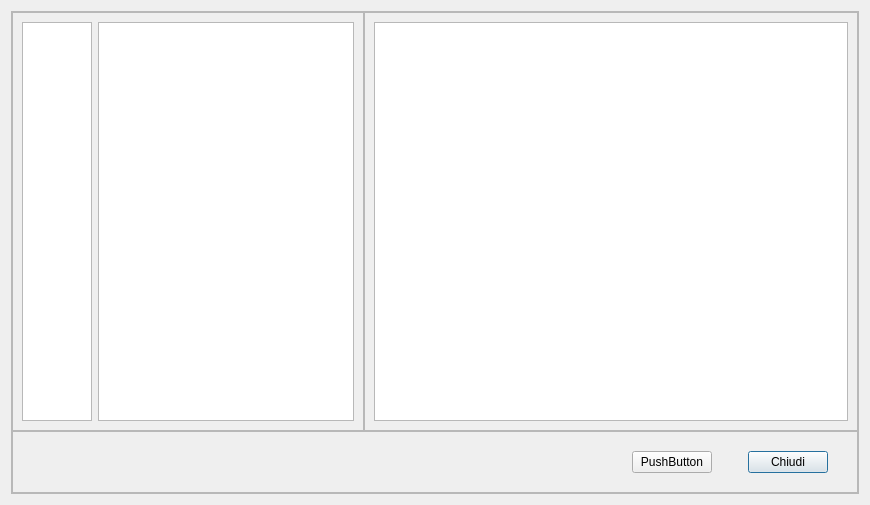
This is browsercopertine.ui in simon-r/LeScienze500 as Qt 5 draws it before an edit. The edited form follows.
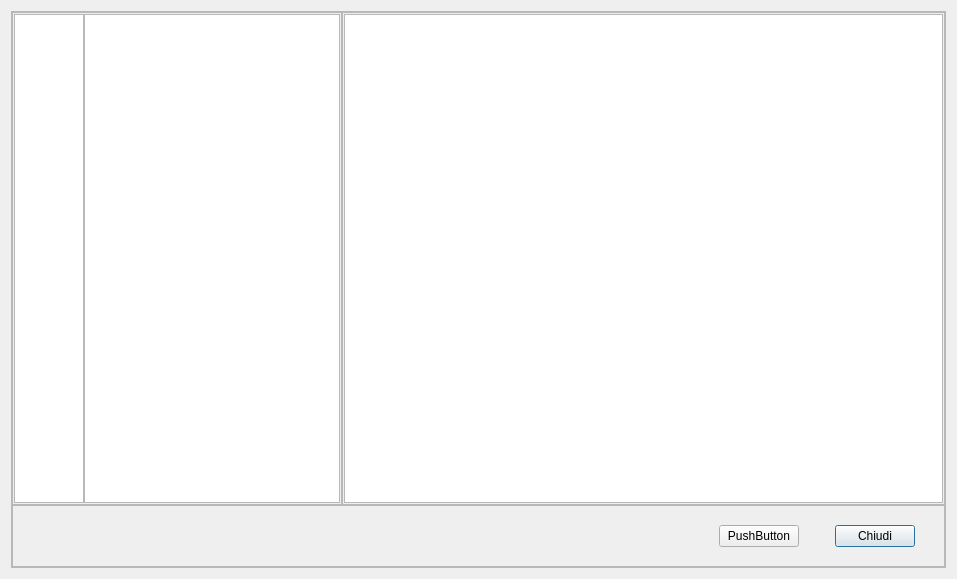
This is the edited form. Icons and pictures are not drawn.

Patch:
```diff
--- a/browsercopertine.ui
+++ b/browsercopertine.ui
@@ -6,8 +6,8 @@
    <rect>
     <x>0</x>
     <y>0</y>
-    <width>870</width>
-    <height>505</height>
+    <width>957</width>
+    <height>579</height>
    </rect>
   </property>
   <property name="windowTitle">
@@ -28,8 +28,8 @@
        <rect>
         <x>0</x>
         <y>0</y>
-        <width>856</width>
-        <height>491</height>
+        <width>943</width>
+        <height>565</height>
        </rect>
       </property>
       <layout class="QGridLayout" name="gridLayout">
@@ -157,7 +157,16 @@
           <enum>QFrame::Raised</enum>
          </property>
          <layout class="QGridLayout" name="gridLayout_4">
-          <item row="0" column="0">
+          <property name="margin">
+           <number>1</number>
+          </property>
+          <property name="spacing">
+           <number>0</number>
+          </property>
+          <item row="0" column="2">
+           <widget class="QTextBrowser" name="MostraRiviste"/>
+          </item>
+          <item row="0" column="1">
            <widget class="QListWidget" name="ListaAnni">
             <property name="maximumSize">
              <size>
@@ -170,9 +179,6 @@
             </property>
            </widget>
           </item>
-          <item row="0" column="1">
-           <widget class="QTextBrowser" name="MostraRiviste"/>
-          </item>
          </layout>
         </widget>
        </item>
@@ -191,6 +197,12 @@
           <enum>QFrame::Raised</enum>
          </property>
          <layout class="QGridLayout" name="gridLayout_3">
+          <property name="margin">
+           <number>1</number>
+          </property>
+          <property name="spacing">
+           <number>0</number>
+          </property>
           <item row="0" column="0">
            <widget class="QTextBrowser" name="MostraNumeroRivista">
             <property name="minimumSize">
```
